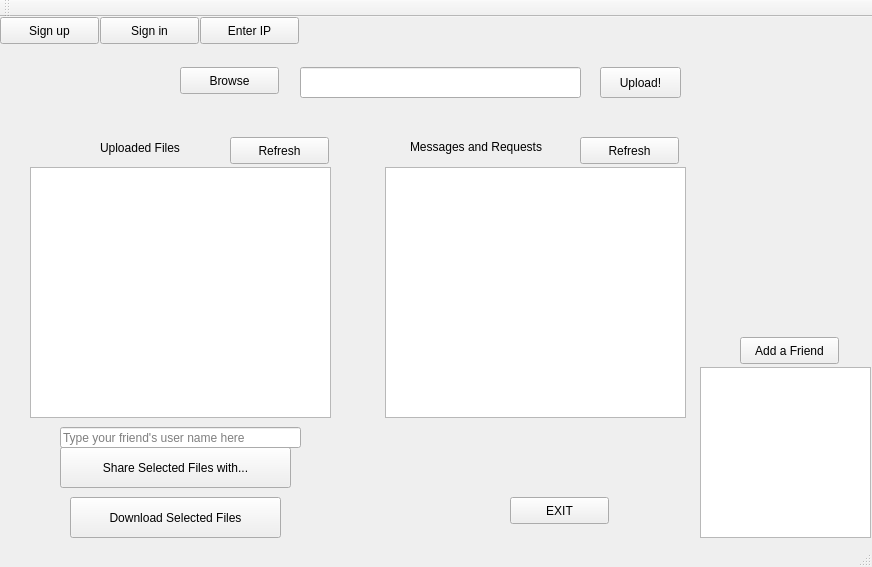
Before: the Qt Designer form sharefileclient/mainwindow.ui in taragu/sharefile, drawn with Qt 5.
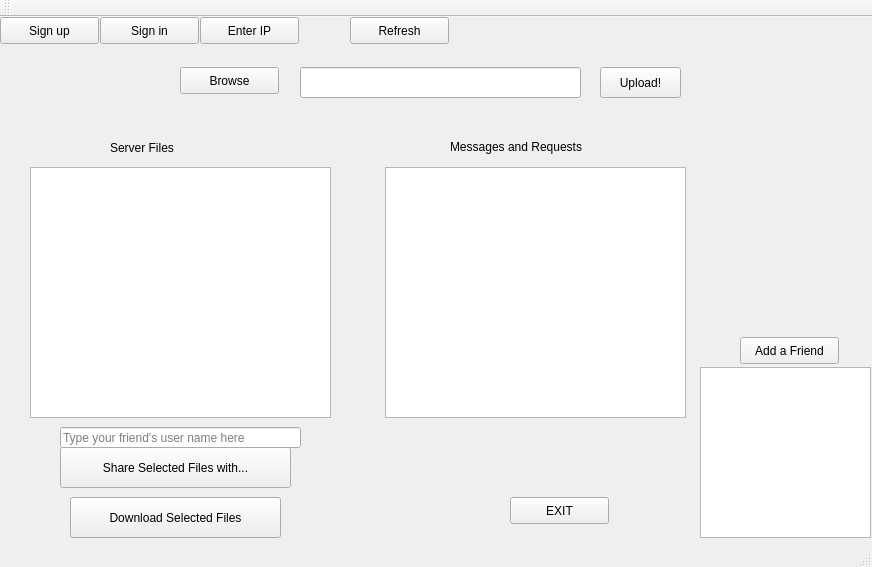
After: the same form once the commit is applied.

Commit message: refactored refresh server files list; refresh all

The edit to the form file:
```diff
--- a/sharefileclient/mainwindow.ui
+++ b/sharefileclient/mainwindow.ui
@@ -17,14 +17,14 @@
    <widget class="QLabel" name="label_3">
     <property name="geometry">
      <rect>
-      <x>100</x>
+      <x>110</x>
       <y>120</y>
       <width>131</width>
       <height>21</height>
      </rect>
     </property>
     <property name="text">
-     <string>Uploaded Files</string>
+     <string>Server Files</string>
     </property>
    </widget>
    <widget class="QListWidget" name="serverfiles_list">
@@ -177,8 +177,8 @@
    <widget class="QPushButton" name="refresh_button">
     <property name="geometry">
      <rect>
-      <x>230</x>
-      <y>120</y>
+      <x>350</x>
+      <y>0</y>
       <width>99</width>
       <height>27</height>
      </rect>
@@ -210,23 +210,10 @@
      </rect>
     </property>
    </widget>
-   <widget class="QPushButton" name="refresh_messages_button">
-    <property name="geometry">
-     <rect>
-      <x>580</x>
-      <y>120</y>
-      <width>99</width>
-      <height>27</height>
-     </rect>
-    </property>
-    <property name="text">
-     <string>Refresh</string>
-    </property>
-   </widget>
    <widget class="QLabel" name="label">
     <property name="geometry">
      <rect>
-      <x>410</x>
+      <x>450</x>
       <y>120</y>
       <width>161</width>
       <height>20</height>
```
The commit also changes 7 other files.
